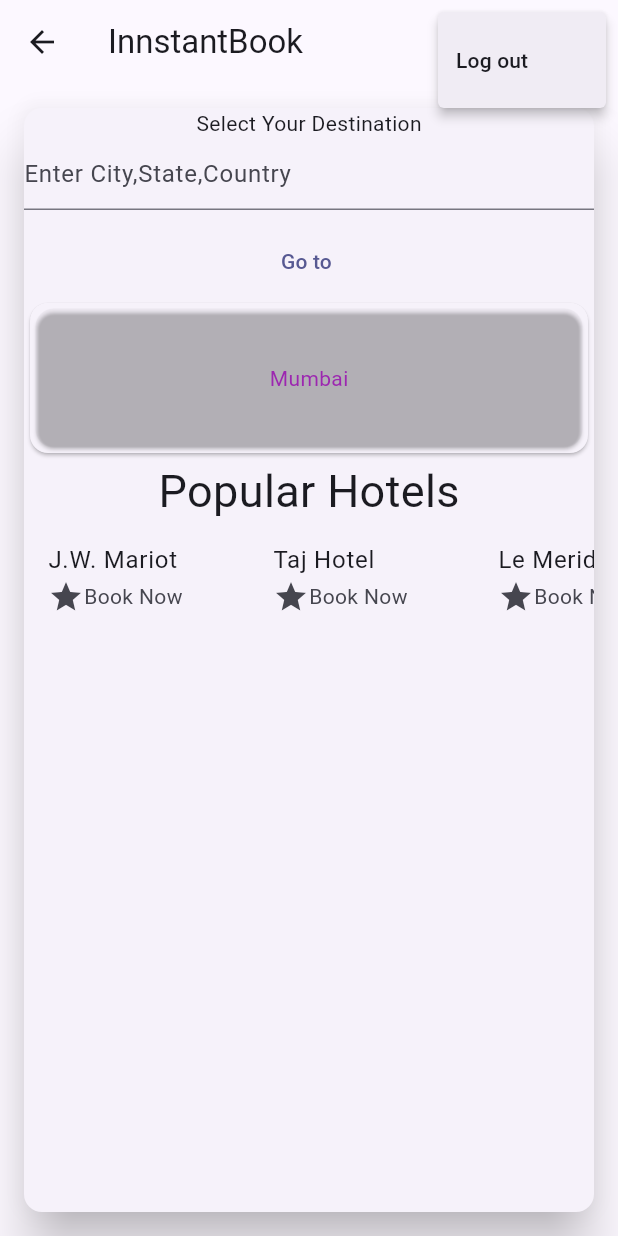
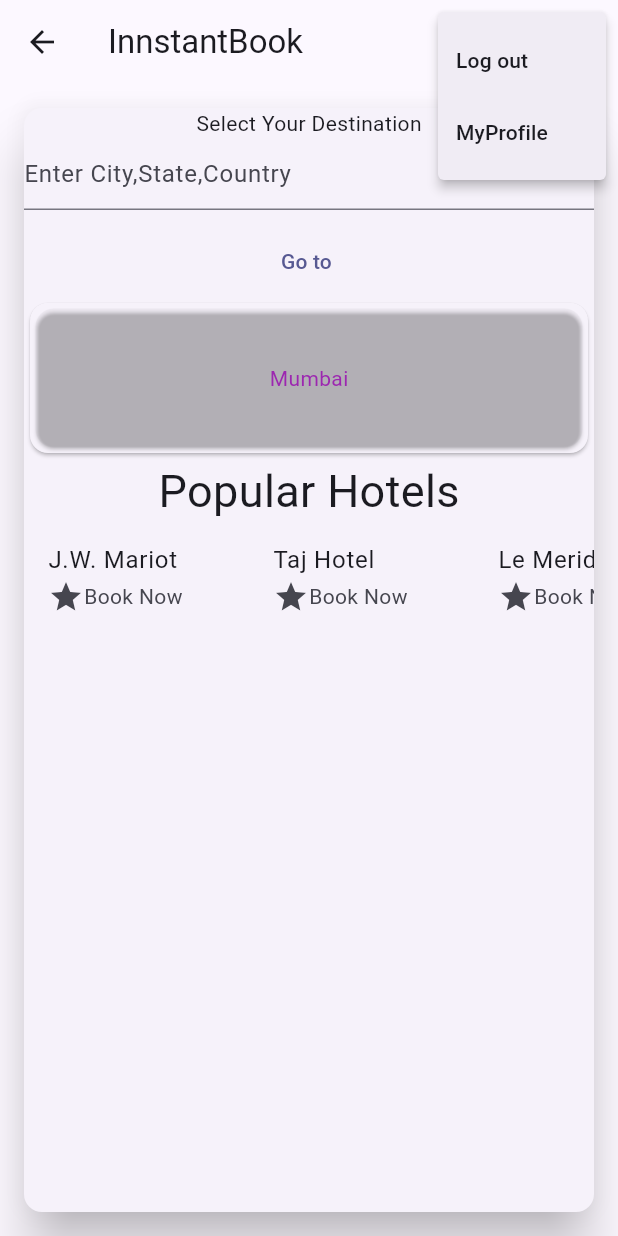
Before and after one commit to DevrajJain04/InnstantBook, a Flutter app: the MainView screen opened by its route, after a tap on the "more vert" icon, on a phone screen of 412 x 824 dp. Run offline on Flutter 3.47's test engine with Material 2 defaults, Android fonts, the phone set to English and light mode, and no system bars; our stand-ins replace firebase_auth, firebase_core; accounts and stored records are empty; network calls fail.

```diff
--- a/lib/views/main_view.dart
+++ b/lib/views/main_view.dart
@@ -2,7 +2,7 @@ import 'package:firebase_auth/firebase_auth.dart';
 import 'package:flutter/material.dart';
 import 'package:innstantbook/constants/enums.dart';
 import 'package:innstantbook/constants/routes.dart';
-import 'package:innstantbook/main.dart';
+import 'package:innstantbook/utilities/show_logout_dialog.dart';
 import 'package:innstantbook/views/hotel_view.dart';
 
 class MainView extends StatefulWidget {
@@ -62,6 +62,10 @@ class MainViewState extends State<MainView> {
                   value: MenuAction.logout,
                   child: Text('Log out'),
                 ),
+                PopupMenuItem<MenuAction>(
+                  child: Text('MyProfile'),
+                  value: MenuAction.profile,
+                )
               ];
             },
           )
--- a/lib/views/profile_page.dart
+++ b/lib/views/profile_page.dart
@@ -12,7 +12,8 @@ class ProfilePageView extends StatelessWidget {
       ),
       body: Column(
         children: [
-          Text('Your E-Mail: \n ' '$email'),
+          Text('Your E-Mail: \n ' '$email',style: TextStyle(fontStyle: FontStyle.italic),),
+
         ],
       ),
     );
--- a/pubspec.yaml
+++ b/pubspec.yaml
@@ -37,16 +37,11 @@ dependencies:
   cupertino_icons: ^1.0.2
   firebase_core: ^2.16.0
   firebase_auth: ^4.10.0
-  flutter_launcher_icons: ^0.13.1
 
 dev_dependencies:
   flutter_test:
     sdk: flutter
 
-flutter_launcher_icons:
-  android: "launcher_icon"
-  ios: true
-  image_path: "assets/logo.png"
   # The "flutter_lints" package below contains a set of recommended lints to
   # encourage good coding practices. The lint set provided by the package is
   # activated in the `analysis_options.yaml` file located at the root of your
```
Also changed, not shown: lib/main.dart (+4 -27 lines), lib/utilities/show_logout_dialog.dart (added, +26 -0 lines), pubspec.lock.
